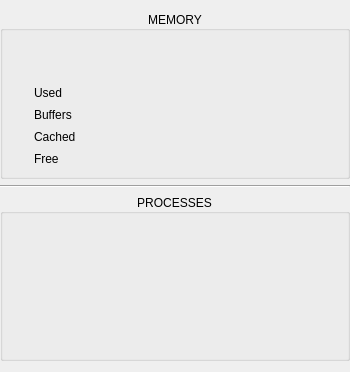
This is dde-istate-widgets/istateramwidget.ui in SeptemberHX/dde-istate-menus as Qt 5 draws it before an edit. The edited form follows.
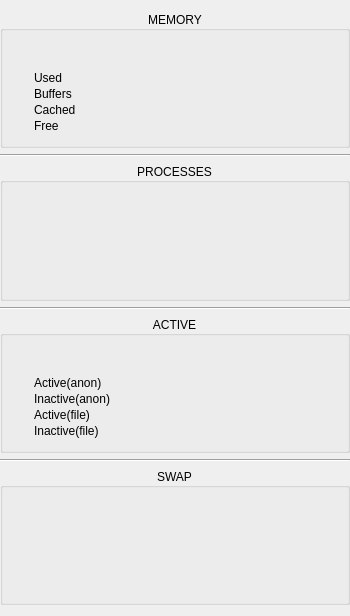
This is the edited form. Custom widgets are drawn as their Qt base class.

Commit message: add: active memory widget Memory part is finished

What changed in the file:
```diff
--- a/dde-istate-widgets/istateramwidget.ui
+++ b/dde-istate-widgets/istateramwidget.ui
@@ -7,7 +7,7 @@
     <x>0</x>
     <y>0</y>
     <width>350</width>
-    <height>372</height>
+    <height>616</height>
    </rect>
   </property>
   <property name="minimumSize">
@@ -43,6 +43,18 @@
      <layout class="QVBoxLayout" name="verticalLayout_2">
       <item>
        <widget class="PercentColorBar" name="ramColorProBar">
+        <property name="minimumSize">
+         <size>
+          <width>0</width>
+          <height>24</height>
+         </size>
+        </property>
+        <property name="maximumSize">
+         <size>
+          <width>16777215</width>
+          <height>24</height>
+         </size>
+        </property>
         <property name="text">
          <string/>
         </property>
@@ -50,6 +62,9 @@
       </item>
       <item>
        <layout class="QGridLayout" name="gridLayout">
+        <property name="verticalSpacing">
+         <number>0</number>
+        </property>
         <item row="3" column="1">
          <widget class="QLabel" name="label_9">
           <property name="text">
@@ -217,6 +232,9 @@
      <layout class="QVBoxLayout" name="verticalLayout_3">
       <item>
        <layout class="QGridLayout" name="processGridLayout">
+        <property name="verticalSpacing">
+         <number>0</number>
+        </property>
         <item row="1" column="0">
          <widget class="QLabel" name="label_2">
           <property name="minimumSize">
@@ -462,6 +480,240 @@
      </layout>
     </widget>
    </item>
+   <item>
+    <widget class="Line" name="line_2">
+     <property name="orientation">
+      <enum>Qt::Horizontal</enum>
+     </property>
+    </widget>
+   </item>
+   <item>
+    <widget class="QGroupBox" name="groupBox_4">
+     <property name="title">
+      <string>ACTIVE</string>
+     </property>
+     <property name="alignment">
+      <set>Qt::AlignCenter</set>
+     </property>
+     <layout class="QVBoxLayout" name="verticalLayout_5">
+      <item>
+       <widget class="PercentColorBar" name="activeBarLabel">
+        <property name="minimumSize">
+         <size>
+          <width>0</width>
+          <height>24</height>
+         </size>
+        </property>
+        <property name="maximumSize">
+         <size>
+          <width>16777215</width>
+          <height>24</height>
+         </size>
+        </property>
+        <property name="text">
+         <string/>
+        </property>
+       </widget>
+      </item>
+      <item>
+       <layout class="QGridLayout" name="gridLayout_2">
+        <property name="verticalSpacing">
+         <number>0</number>
+        </property>
+        <item row="0" column="1">
+         <widget class="QLabel" name="label_24">
+          <property name="text">
+           <string>Active(anon)</string>
+          </property>
+         </widget>
+        </item>
+        <item row="1" column="1">
+         <widget class="QLabel" name="label_26">
+          <property name="text">
+           <string>Inactive(anon)</string>
+          </property>
+         </widget>
+        </item>
+        <item row="2" column="0">
+         <widget class="QLabel" name="activeFileColorLabel">
+          <property name="minimumSize">
+           <size>
+            <width>16</width>
+            <height>16</height>
+           </size>
+          </property>
+          <property name="maximumSize">
+           <size>
+            <width>16</width>
+            <height>16</height>
+           </size>
+          </property>
+          <property name="text">
+           <string/>
+          </property>
+         </widget>
+        </item>
+        <item row="1" column="0">
+         <widget class="QLabel" name="inactiveAnonColorLabel">
+          <property name="minimumSize">
+           <size>
+            <width>16</width>
+            <height>16</height>
+           </size>
+          </property>
+          <property name="maximumSize">
+           <size>
+            <width>16</width>
+            <height>16</height>
+           </size>
+          </property>
+          <property name="text">
+           <string/>
+          </property>
+         </widget>
+        </item>
+        <item row="0" column="0">
+         <widget class="QLabel" name="activeAnonColorLabel">
+          <property name="minimumSize">
+           <size>
+            <width>16</width>
+            <height>16</height>
+           </size>
+          </property>
+          <property name="maximumSize">
+           <size>
+            <width>16</width>
+            <height>16</height>
+           </size>
+          </property>
+          <property name="text">
+           <string/>
+          </property>
+         </widget>
+        </item>
+        <item row="2" column="1">
+         <widget class="QLabel" name="label_25">
+          <property name="text">
+           <string>Active(file)</string>
+          </property>
+         </widget>
+        </item>
+        <item row="3" column="0">
+         <widget class="QLabel" name="inactiveFileColorLabel">
+          <property name="minimumSize">
+           <size>
+            <width>16</width>
+            <height>16</height>
+           </size>
+          </property>
+          <property name="maximumSize">
+           <size>
+            <width>16</width>
+            <height>16</height>
+           </size>
+          </property>
+          <property name="text">
+           <string/>
+          </property>
+         </widget>
+        </item>
+        <item row="3" column="1">
+         <widget class="QLabel" name="label_27">
+          <property name="text">
+           <string>Inactive(file)</string>
+          </property>
+         </widget>
+        </item>
+        <item row="0" column="2">
+         <widget class="QLabel" name="activeAnonLabel">
+          <property name="text">
+           <string/>
+          </property>
+          <property name="alignment">
+           <set>Qt::AlignRight|Qt::AlignTrailing|Qt::AlignVCenter</set>
+          </property>
+         </widget>
+        </item>
+        <item row="1" column="2">
+         <widget class="QLabel" name="inactiveAnonLabel">
+          <property name="text">
+           <string/>
+          </property>
+          <property name="alignment">
+           <set>Qt::AlignRight|Qt::AlignTrailing|Qt::AlignVCenter</set>
+          </property>
+         </widget>
+        </item>
+        <item row="2" column="2">
+         <widget class="QLabel" name="activeFileLabel">
+          <property name="text">
+           <string/>
+          </property>
+          <property name="alignment">
+           <set>Qt::AlignRight|Qt::AlignTrailing|Qt::AlignVCenter</set>
+          </property>
+         </widget>
+        </item>
+        <item row="3" column="2">
+         <widget class="QLabel" name="inactiveFileLabel">
+          <property name="text">
+           <string/>
+          </property>
+          <property name="alignment">
+           <set>Qt::AlignRight|Qt::AlignTrailing|Qt::AlignVCenter</set>
+          </property>
+         </widget>
+        </item>
+       </layout>
+      </item>
+     </layout>
+    </widget>
+   </item>
+   <item>
+    <widget class="Line" name="line_3">
+     <property name="orientation">
+      <enum>Qt::Horizontal</enum>
+     </property>
+    </widget>
+   </item>
+   <item>
+    <widget class="QGroupBox" name="groupBox_3">
+     <property name="title">
+      <string>SWAP</string>
+     </property>
+     <property name="alignment">
+      <set>Qt::AlignCenter</set>
+     </property>
+     <layout class="QVBoxLayout" name="verticalLayout_4">
+      <item>
+       <widget class="PercentColorBar" name="swapBarLabel">
+        <property name="minimumSize">
+         <size>
+          <width>0</width>
+          <height>24</height>
+         </size>
+        </property>
+        <property name="maximumSize">
+         <size>
+          <width>16777215</width>
+          <height>24</height>
+         </size>
+        </property>
+        <property name="text">
+         <string/>
+        </property>
+       </widget>
+      </item>
+      <item>
+       <widget class="QLabel" name="swapLabel">
+        <property name="text">
+         <string/>
+        </property>
+       </widget>
+      </item>
+     </layout>
+    </widget>
+   </item>
   </layout>
  </widget>
  <customwidgets>
```
The commit also changes 5 other files.
